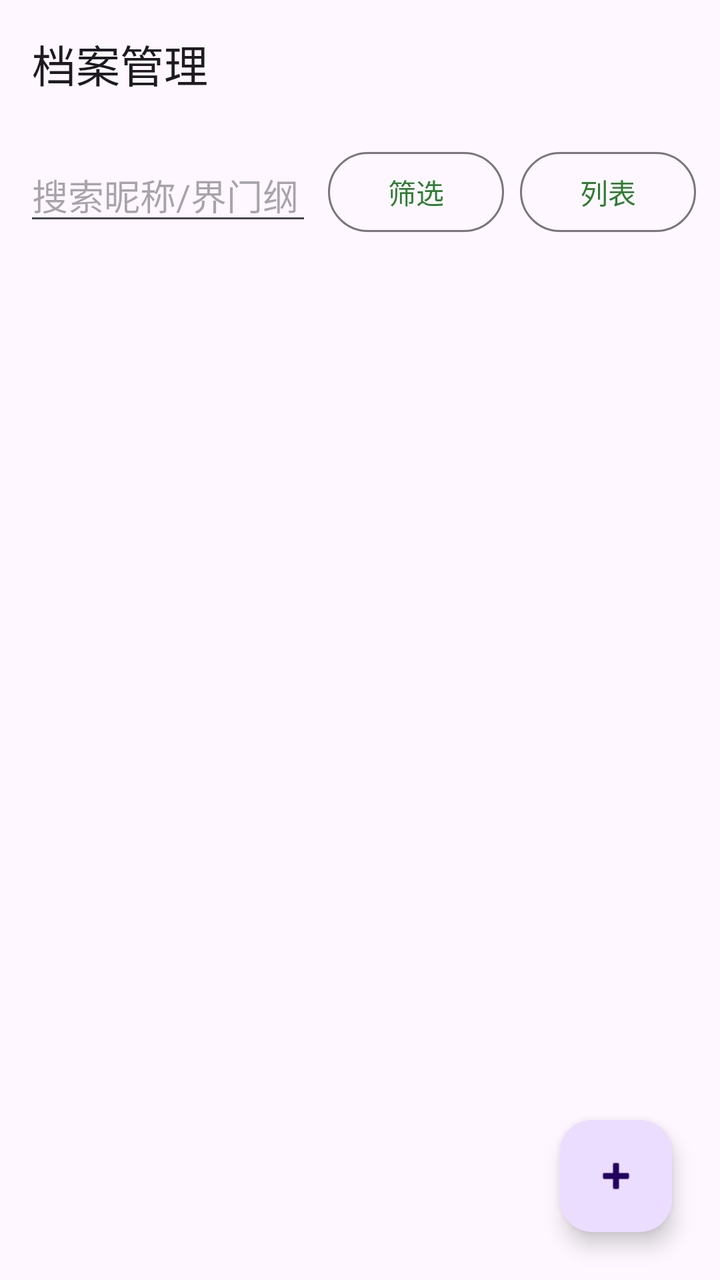
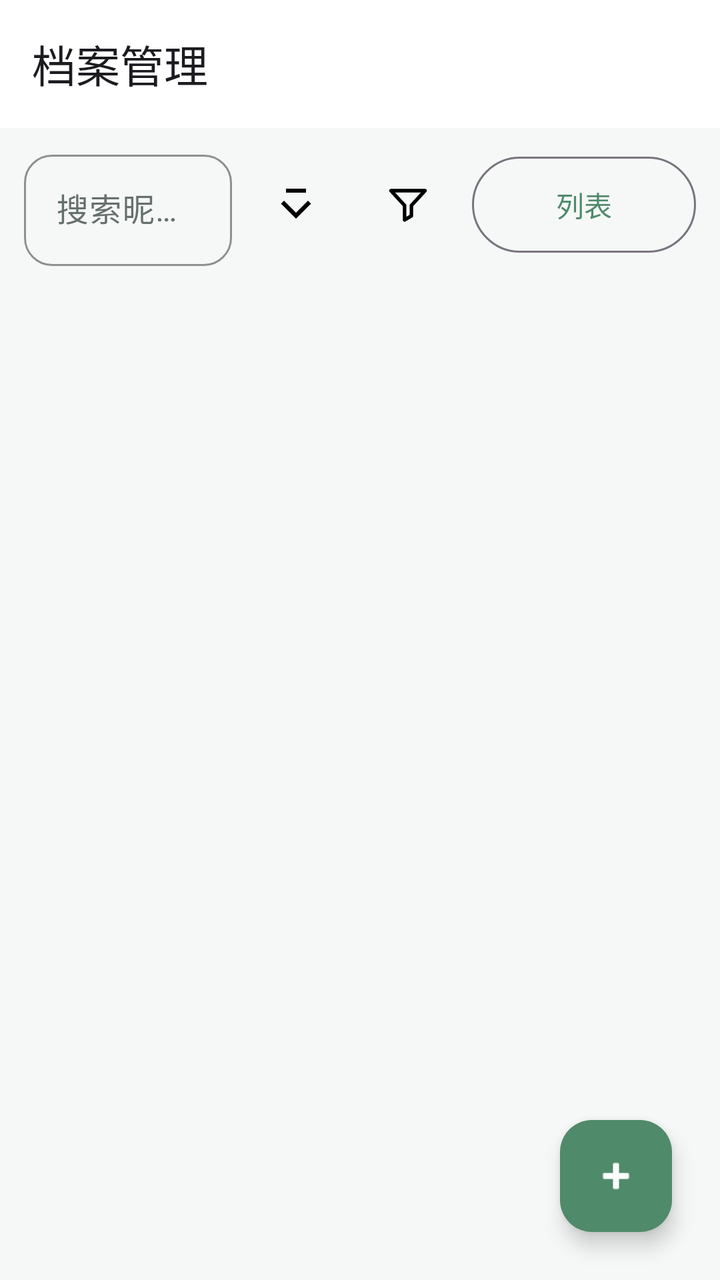

An Android layout rendered at two revisions. The XML below is the earlier revision; the diff shows what the commit changed to produce the second picture.
<!-- AndroidManifest.xml: application theme Theme.PetProfile -->
<!-- res/layout/activity_main.xml -->
<?xml version="1.0" encoding="utf-8"?>
<androidx.coordinatorlayout.widget.CoordinatorLayout xmlns:android="http://schemas.android.com/apk/res/android"
    xmlns:app="http://schemas.android.com/apk/res-auto"
    android:layout_width="match_parent"
    android:layout_height="match_parent">

    <com.google.android.material.appbar.AppBarLayout
        android:layout_width="match_parent"
        android:layout_height="wrap_content">

        <com.google.android.material.appbar.MaterialToolbar
            android:id="@+id/toolbar"
            android:layout_width="match_parent"
            android:layout_height="?attr/actionBarSize"
            app:title="@string/title_profiles" />
    </com.google.android.material.appbar.AppBarLayout>

    <LinearLayout
        android:layout_width="match_parent"
        android:layout_height="match_parent"
        android:orientation="vertical"
        app:layout_behavior="@string/appbar_scrolling_view_behavior">

        <LinearLayout
            android:layout_width="match_parent"
            android:layout_height="wrap_content"
            android:gravity="center_vertical"
            android:orientation="horizontal"
            android:paddingStart="12dp"
            android:paddingTop="8dp"
            android:paddingEnd="12dp"
            android:paddingBottom="8dp">

            <EditText
                android:id="@+id/searchEditText"
                android:layout_width="0dp"
                android:layout_height="wrap_content"
                android:layout_weight="1"
                android:hint="@string/label_search_hint"
                android:importantForAutofill="no"
                android:inputType="text" />

            <com.google.android.material.button.MaterialButton
                android:id="@+id/filterButton"
                style="@style/Widget.Material3.Button.OutlinedButton"
                android:layout_width="wrap_content"
                android:layout_height="wrap_content"
                android:layout_marginStart="8dp"
                android:text="@string/action_filter" />

            <com.google.android.material.button.MaterialButton
                android:id="@+id/modeButton"
                style="@style/Widget.Material3.Button.OutlinedButton"
                android:layout_width="wrap_content"
                android:layout_height="wrap_content"
                android:layout_marginStart="8dp"
                android:text="@string/mode_list" />
        </LinearLayout>

        <FrameLayout
            android:id="@+id/contentFrame"
            android:layout_width="match_parent"
            android:layout_height="0dp"
            android:layout_weight="1">

            <androidx.recyclerview.widget.RecyclerView
                android:id="@+id/profileRecyclerView"
                android:layout_width="match_parent"
                android:layout_height="match_parent"
                android:clipToPadding="false"
                android:paddingBottom="96dp" />

            <TextView
                android:id="@+id/emptyTextView"
                android:layout_width="wrap_content"
                android:layout_height="wrap_content"
                android:layout_gravity="center"
                android:text="@string/empty_profiles"
                android:textSize="16sp"
                android:visibility="gone" />

            <io.github.jaffe2718.petprofile.ui.PedigreeView
                android:id="@+id/pedigreeView"
                android:layout_width="match_parent"
                android:layout_height="match_parent"
                android:visibility="gone" />
        </FrameLayout>
    </LinearLayout>

    <com.google.android.material.floatingactionbutton.FloatingActionButton
        android:id="@+id/addProfileFab"
        android:layout_width="wrap_content"
        android:layout_height="wrap_content"
        android:layout_gravity="bottom|end"
        android:layout_margin="24dp"
        android:contentDescription="@string/action_add_profile"
        android:src="@android:drawable/ic_input_add" />

</androidx.coordinatorlayout.widget.CoordinatorLayout>
<!-- resources referenced by this layout -->
<resources>
  <string name="action_add_profile">新建档案</string>
  <string name="action_filter">筛选</string>
  <string name="empty_profiles">还没有档案，点击右下角新建</string>
  <string name="label_search_hint">搜索昵称/界门纲目科属种/亚种</string>
  <string name="mode_list">列表</string>
  <string name="title_profiles">档案管理</string>
  <style name="Theme.PetProfile" parent="Theme.Material3.DayNight.NoActionBar">
          <item name="colorPrimary">@color/primary</item>
          <item name="colorPrimaryVariant">@color/primary_dark</item>
          <item name="colorSecondary">@color/accent</item>
          <item name="android:statusBarColor">@android:color/white</item>
          <item name="android:windowLightStatusBar">true</item>
      </style>
  <color name="primary">#2E7D32</color>
  <color name="primary_dark">#1B5E20</color>
  <color name="accent">#FF8F00</color>
</resources>

<!-- the commit's change to res/layout/activity_main.xml (unified diff, before → after) -->
@@ -12,6 +12,8 @@
             android:id="@+id/toolbar"
             android:layout_width="match_parent"
             android:layout_height="?attr/actionBarSize"
+            android:background="@color/surface"
+            app:navigationIconTint="@color/text_primary"
             app:title="@string/title_profiles" />
     </com.google.android.material.appbar.AppBarLayout>
 
@@ -31,29 +33,57 @@
             android:paddingEnd="12dp"
             android:paddingBottom="8dp">
 
-            <EditText
-                android:id="@+id/searchEditText"
+            <com.google.android.material.textfield.TextInputLayout
+                style="@style/Widget.PetProfile.TextInputLayout"
                 android:layout_width="0dp"
                 android:layout_height="wrap_content"
                 android:layout_weight="1"
-                android:hint="@string/label_search_hint"
-                android:importantForAutofill="no"
-                android:inputType="text" />
+                android:hint="@string/label_search_hint">
 
-            <com.google.android.material.button.MaterialButton
+                <com.google.android.material.textfield.TextInputEditText
+                    android:id="@+id/searchEditText"
+                    android:layout_width="match_parent"
+                    android:layout_height="wrap_content"
+                    android:importantForAutofill="no"
+                    android:inputType="text"
+                    android:maxLines="1" />
+            </com.google.android.material.textfield.TextInputLayout>
+
+            <ImageButton
+                android:id="@+id/sortButton"
+                android:layout_width="48dp"
+                android:layout_height="48dp"
+                android:layout_marginStart="8dp"
+                android:background="?attr/selectableItemBackgroundBorderless"
+                android:contentDescription="@string/action_sort"
+                android:padding="12dp"
+                android:scaleType="centerInside"
+                android:src="@drawable/ic_sort_descending" />
+
+            <ImageButton
                 android:id="@+id/filterButton"
-                style="@style/Widget.Material3.Button.OutlinedButton"
-                android:layout_width="wrap_content"
-                android:layout_height="wrap_content"
+                android:layout_width="48dp"
+                android:layout_height="48dp"
                 android:layout_marginStart="8dp"
-                android:text="@string/action_filter" />
+                android:background="?attr/selectableItemBackgroundBorderless"
+                android:contentDescription="@string/action_filter"
+                android:padding="12dp"
+                android:scaleType="centerInside"
+                android:src="@drawable/ic_filter_funnel" />
 
             <com.google.android.material.button.MaterialButton
                 android:id="@+id/modeButton"
                 style="@style/Widget.Material3.Button.OutlinedButton"
-                android:layout_width="wrap_content"
-                android:layout_height="wrap_content"
+                android:layout_width="112dp"
+                android:layout_height="48dp"
                 android:layout_marginStart="8dp"
+                android:gravity="center"
+                android:insetTop="0dp"
+                android:insetBottom="0dp"
+                android:minWidth="0dp"
+                android:minHeight="0dp"
+                android:paddingStart="0dp"
+                android:paddingEnd="0dp"
                 android:text="@string/mode_list" />
         </LinearLayout>
 
@@ -94,6 +124,8 @@
         android:layout_gravity="bottom|end"
         android:layout_margin="24dp"
         android:contentDescription="@string/action_add_profile"
-        android:src="@android:drawable/ic_input_add" />
+        android:src="@android:drawable/ic_input_add"
+        app:backgroundTint="@color/primary"
+        app:tint="@android:color/white" />
 
 </androidx.coordinatorlayout.widget.CoordinatorLayout>
<!-- resource entries referenced after the edit -->
@@ -2,19 +2,71 @@
 <resources>
   <string name="action_add_profile">新建档案</string>
   <string name="action_filter">筛选</string>
+  <string name="action_sort">排序</string>
   <string name="empty_profiles">还没有档案，点击右下角新建</string>
   <string name="label_search_hint">搜索昵称/界门纲目科属种/亚种</string>
   <string name="mode_list">列表</string>
   <string name="title_profiles">档案管理</string>
+  <style name="Widget.PetProfile.TextInputLayout" parent="Widget.Material3.TextInputLayout.OutlinedBox">
+          <item name="shapeAppearanceOverlay">@style/ShapeAppearance.PetProfile.TextField</item>
+          <item name="boxStrokeColor">@color/input_border_default</item>
+          <item name="boxStrokeWidth">1dp</item>
+          <item name="boxStrokeWidthFocused">1.5dp</item>
+          <item name="hintTextColor">@color/text_secondary</item>
+      </style>
   <style name="Theme.PetProfile" parent="Theme.Material3.DayNight.NoActionBar">
           <item name="colorPrimary">@color/primary</item>
           <item name="colorPrimaryVariant">@color/primary_dark</item>
           <item name="colorSecondary">@color/accent</item>
+          <item name="colorSurface">@color/surface</item>
+          <item name="colorOnSurface">@color/text_primary</item>
+          <item name="colorSurfaceVariant">@color/surface_subtle</item>
+          <item name="colorOnSurfaceVariant">@color/text_secondary</item>
+          <item name="android:windowBackground">@color/surface_subtle</item>
           <item name="android:statusBarColor">@android:color/white</item>
           <item name="android:windowLightStatusBar">true</item>
+          <item name="android:navigationBarColor">@color/surface</item>
+          <item name="android:windowLightNavigationBar">true</item>
       </style>
-  <color name="primary">#2E7D32</color>
-  <color name="primary_dark">#1B5E20</color>
-  <color name="accent">#FF8F00</color>
+  <style name="ShapeAppearance.PetProfile.TextField" parent="">
+          <item name="cornerFamily">rounded</item>
+          <item name="cornerSize">14dp</item>
+      </style>
+  <color name="input_border_default">#C7D8CE</color>
+  <color name="text_secondary">#66706B</color>
+  <color name="primary">#4F8A6B</color>
+  <color name="surface">#FFFFFF</color>
+  <color name="text_primary">#1C2621</color>
+  <!-- drawable ic_filter_funnel (drawable) -->
+  <?xml version="1.0" encoding="utf-8"?>
+  <vector xmlns:android="http://schemas.android.com/apk/res/android"
+      android:width="24dp"
+      android:height="24dp"
+      android:viewportWidth="24"
+      android:viewportHeight="24">
+      <path
+          android:fillColor="@android:color/transparent"
+          android:pathData="M3.5,5h17l-6.8,7.4v5.2l-3.4,2v-7.2L3.5,5z"
+          android:strokeColor="#FF000000"
+          android:strokeLineJoin="round"
+          android:strokeWidth="1.8" />
+  </vector>
+  <!-- drawable ic_sort_descending (drawable) -->
+  <?xml version="1.0" encoding="utf-8"?>
+  <vector xmlns:android="http://schemas.android.com/apk/res/android"
+      android:width="24dp"
+      android:height="24dp"
+      android:viewportWidth="24"
+      android:viewportHeight="24">
+      <path
+          android:fillColor="#FF000000"
+          android:pathData="M4.5,11.5l1.5,-1.5 6,6 6,-6 1.5,1.5 -7.5,7.5z" />
+      <path
+          android:fillColor="#FF000000"
+          android:pathData="M7,4h10v2H7z" />
+  </vector>
+  <color name="primary_dark">#305B44</color>
+  <color name="accent">#4F8A6B</color>
+  <color name="surface_subtle">#F6F8F7</color>
 </resources>
 
